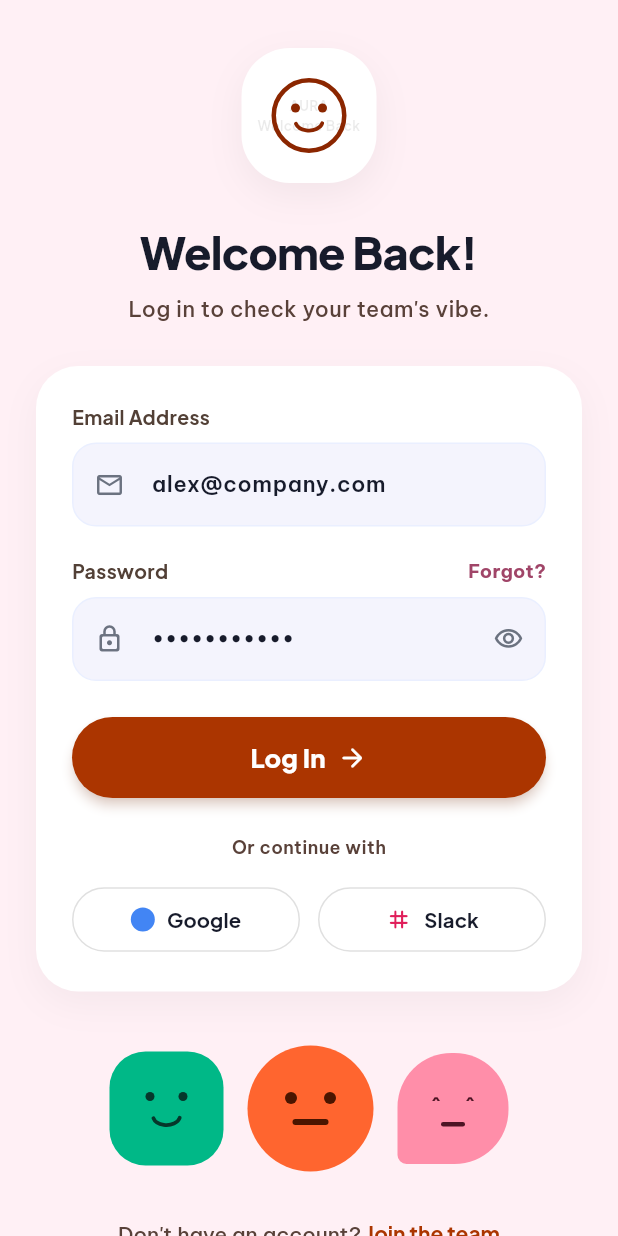
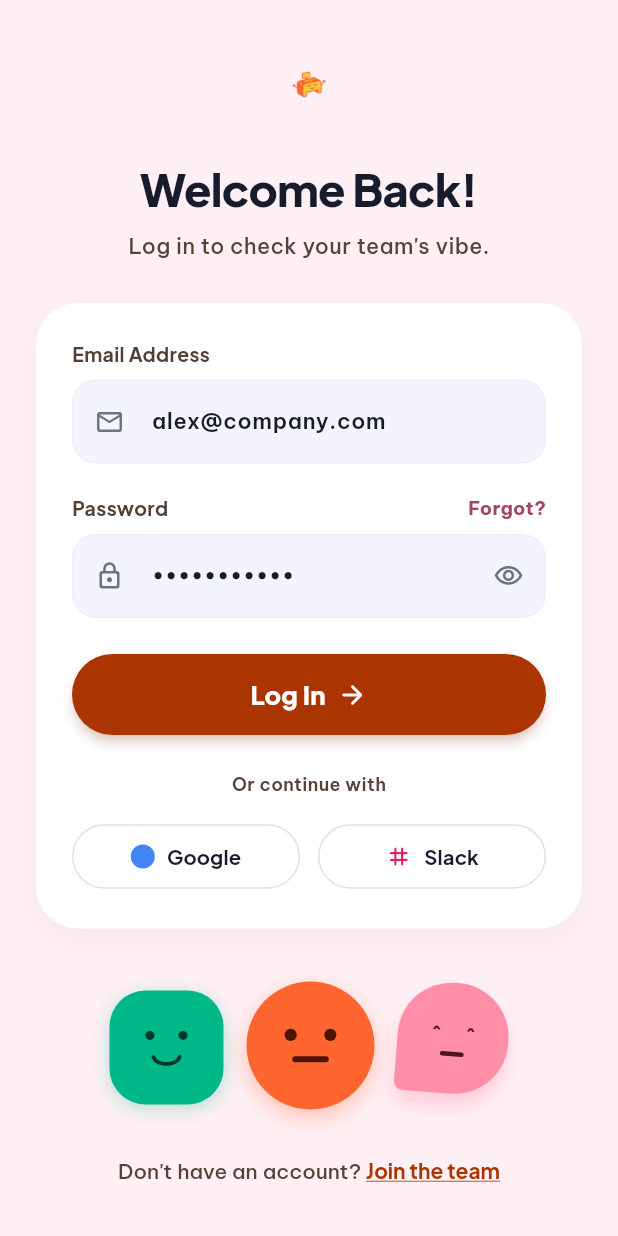
Before and after one commit to JustRamm/Happy-Desk, a Flutter app: the screen it shows after launch, after a tap on an icon or button, on a phone screen of 412 x 824 dp. Run offline on Flutter 3.47's test engine with Material 3 defaults, Android fonts, the phone set to English and light mode, and no system bars; our stand-ins replace google_fonts.

Commit message:
feat: animate mood characters on Login screen and use logo_removedbg.png, remove app_icon on Signup screen

```diff
--- a/lib/screens/login_screen.dart
+++ b/lib/screens/login_screen.dart
@@ -1,3 +1,4 @@
+import 'dart:math' as math;
 import 'package:flutter/material.dart';
 import 'package:google_fonts/google_fonts.dart';
 import '../theme/app_theme.dart';
@@ -38,92 +39,18 @@ class _LoginScreenState extends State<LoginScreen> {
           padding: const EdgeInsets.symmetric(horizontal: 24.0, vertical: 20.0),
           child: Column(
             children: [
-              const SizedBox(height: 12),
+              const SizedBox(height: 16),
 
-              // Top Mascot Container matching reference image
+              // Brand Logo on Top (logo_removedbg.png)
               Center(
-                child: Container(
-                  width: 90,
-                  height: 90,
-                  decoration: BoxDecoration(
-                    color: Colors.white,
-                    borderRadius: BorderRadius.circular(32),
-                    boxShadow: [
-                      BoxShadow(
-                        color: Colors.black.withValues(alpha: 0.05),
-                        blurRadius: 20,
-                        offset: const Offset(0, 8),
-                      ),
-                    ],
-                  ),
-                  child: Stack(
-                    alignment: Alignment.center,
-                    children: [
-                      // Subtle watermark background text inside card
-                      Opacity(
-                        opacity: 0.08,
-                        child: Text(
-                          'AURA\nWelcome Back',
-                          textAlign: TextAlign.center,
-                          style: GoogleFonts.plusJakartaSans(
-                            fontSize: 9,
-                            fontWeight: FontWeight.bold,
-                            color: Colors.black,
-                          ),
-                        ),
-                      ),
-                      // Main Brown Smiley Face Badge
-                      Container(
-                        width: 50,
-                        height: 50,
-                        decoration: BoxDecoration(
-                          shape: BoxShape.circle,
-                          border: Border.all(
-                            color: const Color(0xFF8B2600),
-                            width: 3,
-                          ),
-                        ),
-                        child: Column(
-                          mainAxisAlignment: MainAxisAlignment.center,
-                          children: [
-                            const SizedBox(height: 2),
-                            Row(
-                              mainAxisAlignment: MainAxisAlignment.center,
-                              children: [
-                                Container(
-                                  width: 6,
-                                  height: 6,
-                                  decoration: const BoxDecoration(
-                                    color: Color(0xFF8B2600),
-                                    shape: BoxShape.circle,
-                                  ),
-                                ),
-                                const SizedBox(width: 12),
-                                Container(
-                                  width: 6,
-                                  height: 6,
-                                  decoration: const BoxDecoration(
-                                    color: Color(0xFF8B2600),
-                                    shape: BoxShape.circle,
-                                  ),
-                                ),
-                              ],
-                            ),
-                            const SizedBox(height: 6),
-                            // Curved Smile Arc
-                            CustomPaint(
-                              size: const Size(18, 6),
-                              painter: _SmileArcPainter(color: const Color(0xFF8B2600)),
-                            ),
-                          ],
-                        ),
-                      ),
-                    ],
-                  ),
+                child: Image.asset(
+                  'assets/brand/logo_removedbg.png',
+                  height: 48,
+                  fit: BoxFit.contain,
                 ),
               ),
 
-              const SizedBox(height: 24),
+              const SizedBox(height: 20),
 
               // Title & Subtitle
               Text(
@@ -332,112 +259,8 @@ class _LoginScreenState extends State<LoginScreen> {
 
               const SizedBox(height: 36),
 
-              // Playful Mood Characters Row (Teal Squircle, Orange Circle, Pink Speech Bubble)
-              Row(
-                mainAxisAlignment: MainAxisAlignment.center,
-                children: [
-                  // Mood 1: Teal Happy Squircle
-                  Container(
-                    width: 76,
-                    height: 76,
-                    decoration: BoxDecoration(
-                      color: const Color(0xFF00B887),
-                      borderRadius: BorderRadius.circular(24),
-                    ),
-                    child: Column(
-                      mainAxisAlignment: MainAxisAlignment.center,
-                      children: [
-                        Row(
-                          mainAxisAlignment: MainAxisAlignment.center,
-                          children: [
-                            Container(width: 6, height: 6, decoration: const BoxDecoration(color: Color(0xFF06372B), shape: BoxShape.circle)),
-                            const SizedBox(width: 16),
-                            Container(width: 6, height: 6, decoration: const BoxDecoration(color: Color(0xFF06372B), shape: BoxShape.circle)),
-                          ],
-                        ),
-                        const SizedBox(height: 10),
-                        CustomPaint(
-                          size: const Size(18, 6),
-                          painter: _SmileArcPainter(color: const Color(0xFF06372B)),
-                        ),
-                      ],
-                    ),
-                  ),
-
-                  const SizedBox(width: 16),
-
-                  // Mood 2: Orange Neutral Circle
-                  Container(
-                    width: 84,
-                    height: 84,
-                    decoration: const BoxDecoration(
-                      color: Color(0xFFFF652F),
-                      shape: BoxShape.circle,
-                    ),
-                    child: Column(
-                      mainAxisAlignment: MainAxisAlignment.center,
-                      children: [
-                        Row(
-                          mainAxisAlignment: MainAxisAlignment.center,
-                          children: [
-                            Container(width: 8, height: 8, decoration: const BoxDecoration(color: Color(0xFF4A1500), shape: BoxShape.circle)),
-                            const SizedBox(width: 18),
-                            Container(width: 8, height: 8, decoration: const BoxDecoration(color: Color(0xFF4A1500), shape: BoxShape.circle)),
-                          ],
-                        ),
-                        const SizedBox(height: 10),
-                        Container(
-                          width: 24,
-                          height: 4,
-                          decoration: BoxDecoration(
-                            color: const Color(0xFF4A1500),
-                            borderRadius: BorderRadius.circular(2),
-                          ),
-                        ),
-                      ],
-                    ),
-                  ),
-
-                  const SizedBox(width: 16),
-
-                  // Mood 3: Pink Speech Bubble / Leaf Shape
-                  Container(
-                    width: 74,
-                    height: 74,
-                    decoration: const BoxDecoration(
-                      color: Color(0xFFFF8EA9),
-                      borderRadius: BorderRadius.only(
-                        topLeft: Radius.circular(36),
-                        topRight: Radius.circular(36),
-                        bottomRight: Radius.circular(36),
-                        bottomLeft: Radius.circular(6),
-                      ),
-                    ),
-                    child: Column(
-                      mainAxisAlignment: MainAxisAlignment.center,
-                      children: [
-                        const Row(
-                          mainAxisAlignment: MainAxisAlignment.center,
-                          children: [
-                            Text('^', style: TextStyle(color: Color(0xFF4D1424), fontSize: 13, fontWeight: FontWeight.w900)),
-                            SizedBox(width: 14),
-                            Text('^', style: TextStyle(color: Color(0xFF4D1424), fontSize: 13, fontWeight: FontWeight.w900)),
-                          ],
-                        ),
-                        const SizedBox(height: 2),
-                        Container(
-                          width: 16,
-                          height: 3,
-                          decoration: BoxDecoration(
-                            color: const Color(0xFF4D1424),
-                            borderRadius: BorderRadius.circular(2),
-                          ),
-                        ),
-                      ],
-                    ),
-                  ),
-                ],
-              ),
+              // Animated 3 Playful Mood Emoji Avatars
+              const AnimatedMoodCharacters(),
 
               const SizedBox(height: 32),
 
@@ -553,6 +376,187 @@ class _LoginScreenState extends State<LoginScreen> {
   }
 }
 
+// Stateful Animated Mood Characters Widget
+class AnimatedMoodCharacters extends StatefulWidget {
+  const AnimatedMoodCharacters({super.key});
+
+  @override
+  State<AnimatedMoodCharacters> createState() => _AnimatedMoodCharactersState();
+}
+
+class _AnimatedMoodCharactersState extends State<AnimatedMoodCharacters>
+    with SingleTickerProviderStateMixin {
+  late AnimationController _controller;
+
+  @override
+  void initState() {
+    super.initState();
+    _controller = AnimationController(
+      vsync: this,
+      duration: const Duration(milliseconds: 2400),
+    )..repeat(reverse: true);
+  }
+
+  @override
+  void dispose() {
+    _controller.dispose();
+    super.dispose();
+  }
+
+  @override
+  Widget build(BuildContext context) {
+    return AnimatedBuilder(
+      animation: _controller,
+      builder: (context, child) {
+        final value = _controller.value;
+        final float1 = math.sin(value * math.pi * 2) * 5;
+        final scale2 = 1.0 + (math.sin(value * math.pi * 2) * 0.06);
+        final float3 = math.cos(value * math.pi * 2) * 5;
+        final rotate3 = math.sin(value * math.pi) * 0.08;
+
+        return Row(
+          mainAxisAlignment: MainAxisAlignment.center,
+          children: [
+            // Mood 1: Teal Happy Squircle (Floating Bounce)
+            Transform.translate(
+              offset: Offset(0, float1),
+              child: Container(
+                width: 76,
+                height: 76,
+                decoration: BoxDecoration(
+                  color: const Color(0xFF00B887),
+                  borderRadius: BorderRadius.circular(24),
+                  boxShadow: [
+                    BoxShadow(
+                      color: const Color(0xFF00B887).withValues(alpha: 0.3),
+                      blurRadius: 10,
+                      offset: Offset(0, 4 - float1),
+                    ),
+                  ],
+                ),
+                child: Column(
+                  mainAxisAlignment: MainAxisAlignment.center,
+                  children: [
+                    Row(
+                      mainAxisAlignment: MainAxisAlignment.center,
+                      children: [
+                        Container(width: 6, height: 6, decoration: const BoxDecoration(color: Color(0xFF06372B), shape: BoxShape.circle)),
+                        const SizedBox(width: 16),
+                        Container(width: 6, height: 6, decoration: const BoxDecoration(color: Color(0xFF06372B), shape: BoxShape.circle)),
+                      ],
+                    ),
+                    const SizedBox(height: 10),
+                    CustomPaint(
+                      size: const Size(18, 6),
+                      painter: _SmileArcPainter(color: const Color(0xFF06372B)),
+                    ),
+                  ],
+                ),
+              ),
+            ),
+
+            const SizedBox(width: 16),
+
+            // Mood 2: Orange Neutral Circle (Breathing Pulse)
+            Transform.scale(
+              scale: scale2,
+              child: Container(
+                width: 84,
+                height: 84,
+                decoration: BoxDecoration(
+                  color: const Color(0xFFFF652F),
+                  shape: BoxShape.circle,
+                  boxShadow: [
+                    BoxShadow(
+                      color: const Color(0xFFFF652F).withValues(alpha: 0.35),
+                      blurRadius: 12 * scale2,
+                      offset: const Offset(0, 5),
+                    ),
+                  ],
+                ),
+                child: Column(
+                  mainAxisAlignment: MainAxisAlignment.center,
+                  children: [
+                    Row(
+                      mainAxisAlignment: MainAxisAlignment.center,
+                      children: [
+                        Container(width: 8, height: 8, decoration: const BoxDecoration(color: Color(0xFF4A1500), shape: BoxShape.circle)),
+                        const SizedBox(width: 18),
+                        Container(width: 8, height: 8, decoration: const BoxDecoration(color: Color(0xFF4A1500), shape: BoxShape.circle)),
+                      ],
+                    ),
+                    const SizedBox(height: 10),
+                    Container(
+                      width: 24,
+                      height: 4,
+                      decoration: BoxDecoration(
+                        color: const Color(0xFF4A1500),
+                        borderRadius: BorderRadius.circular(2),
+                      ),
+                    ),
+                  ],
+                ),
+              ),
+            ),
+
+            const SizedBox(width: 16),
+
+            // Mood 3: Pink Speech Bubble (Side Float + Wobble)
+            Transform.translate(
+              offset: Offset(0, float3),
+              child: Transform.rotate(
+                angle: rotate3,
+                child: Container(
+                  width: 74,
+                  height: 74,
+                  decoration: BoxDecoration(
+                    color: const Color(0xFFFF8EA9),
+                    borderRadius: const BorderRadius.only(
+                      topLeft: Radius.circular(36),
+                      topRight: Radius.circular(36),
+                      bottomRight: Radius.circular(36),
+                      bottomLeft: Radius.circular(6),
+                    ),
+                    boxShadow: [
+                      BoxShadow(
+                        color: const Color(0xFFFF8EA9).withValues(alpha: 0.35),
+                        blurRadius: 10,
+                        offset: Offset(0, 4 - float3),
+                      ),
+                    ],
+                  ),
+                  child: Column(
+                    mainAxisAlignment: MainAxisAlignment.center,
+                    children: [
+                      const Row(
+                        mainAxisAlignment: MainAxisAlignment.center,
+                        children: [
+                          Text('^', style: TextStyle(color: Color(0xFF4D1424), fontSize: 13, fontWeight: FontWeight.w900)),
+                          SizedBox(width: 14),
+                          Text('^', style: TextStyle(color: Color(0xFF4D1424), fontSize: 13, fontWeight: FontWeight.w900)),
+                        ],
+                      ),
+                      const SizedBox(height: 2),
+                      Container(
+                        width: 16,
+                        height: 3,
+                        decoration: BoxDecoration(
+                          color: const Color(0xFF4D1424),
+                          borderRadius: BorderRadius.circular(2),
+                        ),
+                      ),
+                    ],
+                  ),
+                ),
+              ),
+            ),
+          ],
+        );
+      },
+    );
+  }
+}
+
 class _SmileArcPainter extends CustomPainter {
   final Color color;
 
--- a/lib/screens/sign_up_screen.dart
+++ b/lib/screens/sign_up_screen.dart
@@ -42,42 +42,9 @@ class _SignUpScreenState extends State<SignUpScreen> {
             children: [
               const SizedBox(height: 12),
 
-              // Top Mascot Icon
-              Center(
-                child: Container(
-                  width: 54,
-                  height: 54,
-                  decoration: BoxDecoration(
-                    color: const Color(0xFFFF652F),
-                    borderRadius: BorderRadius.circular(20),
-                    boxShadow: [
-                      BoxShadow(
-                        color: const Color(0xFFFF652F).withValues(alpha: 0.3),
-                        blurRadius: 12,
-                        offset: const Offset(0, 4),
-                      ),
-                    ],
-                  ),
-                  child: ClipRRect(
-                    borderRadius: BorderRadius.circular(20),
-                    child: Image.asset(
-                      'assets/brand/app_icon.png',
-                      fit: BoxFit.cover,
-                      errorBuilder: (context, error, stackTrace) => Image.asset('assets/brand/logo_removedbg.png'),
-                    ),
-                  ),
-                ),
-              ),
+              const SizedBox(height: 20),
 
-              const SizedBox(height: 16),
-
-              // App Brand Logo & Tagline
-              Image.asset(
-                'assets/brand/logo_removedbg.png',
-                height: 40,
-                fit: BoxFit.contain,
-              ),
-              const SizedBox(height: 4),
+              // Slogan Tagline
               Text(
                 'Work hard, play hard. Let\'s get started.',
                 style: GoogleFonts.plusJakartaSans(
```
Also changed, not shown: assets/brand/logo.png.
